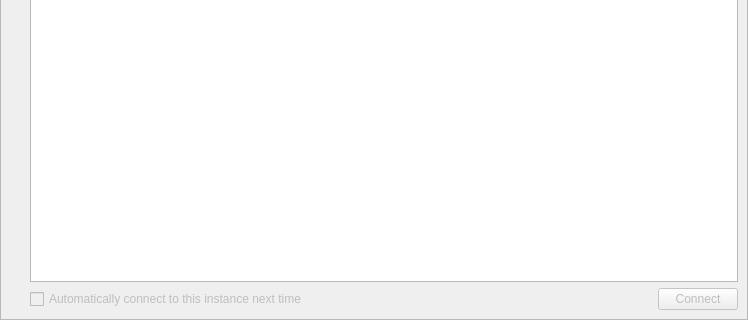
The window that src/OrbitQt/ConnectToStadiaWidget.ui (google/orbit) describes before a commit, drawn with Qt 5; both pictures show x 0 to 748 and y 324 to 644 of the 748 by 644 pixel window.
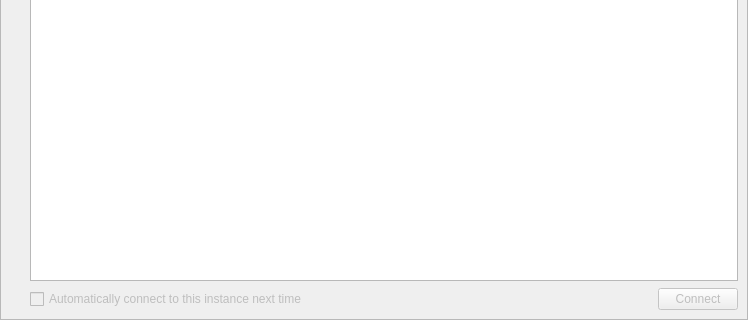
The same window after the commit. Icons and pictures are not drawn. Custom widgets are drawn as their Qt base class.

Commit message:
Update transparent overlays in connection window
The transparent overlays are no longer parented directly underneath the tables,
as this makes them invisible to the E2E tests. Instead, both the tables and the
overlays are parented in a new frame.

This is a bit of a workaround - the nice solution would probably be to provide a
custom table widget that includes the overlay feature, but it would require custom
accessibility information for this widget which is significant amount of work
and not worth the effort.

```diff
--- a/src/OrbitQt/ConnectToStadiaWidget.ui
+++ b/src/OrbitQt/ConnectToStadiaWidget.ui
@@ -41,7 +41,7 @@
       <number>1</number>
      </property>
      <layout class="QGridLayout" name="gridLayout">
-      <item row="0" column="0">
+      <item row="1" column="0">
        <widget class="QFrame" name="contentFrame">
         <property name="lineWidth">
          <number>0</number>
@@ -164,6 +164,33 @@
            </item>
            <item>
             <layout class="QVBoxLayout" name="verticalLayout">
+             <property name="spacing">
+              <number>7</number>
+             </property>
+             <item>
+              <widget class="QFrame" name="frame">
+               <property name="sizePolicy">
+                <sizepolicy hsizetype="Expanding" vsizetype="Expanding">
+                 <horstretch>0</horstretch>
+                 <verstretch>0</verstretch>
+                </sizepolicy>
+               </property>
+               <layout class="QVBoxLayout" name="verticalLayout_3">
+                <property name="spacing">
+                 <number>0</number>
+                </property>
+                <property name="leftMargin">
+                 <number>0</number>
+                </property>
+                <property name="topMargin">
+                 <number>0</number>
+                </property>
+                <property name="rightMargin">
+                 <number>0</number>
+                </property>
+                <property name="bottomMargin">
+                 <number>0</number>
+                </property>
              <item>
               <widget class="QTableView" name="instancesTableView">
                <property name="enabled">
@@ -193,6 +220,9 @@
                <attribute name="horizontalHeaderStretchLastSection">
                 <bool>true</bool>
                </attribute>
+                 </widget>
+                </item>
+               </layout>
                <widget class="orbit_qt::OverlayWidget" name="instancesTableOverlay" native="true">
                 <property name="geometry">
                  <rect>
```
Left out of the diff: 10 changed lines with no effect on the pictures. Lines whose indentation alone changed are shown as unchanged. The commit also changes 5 other files.
